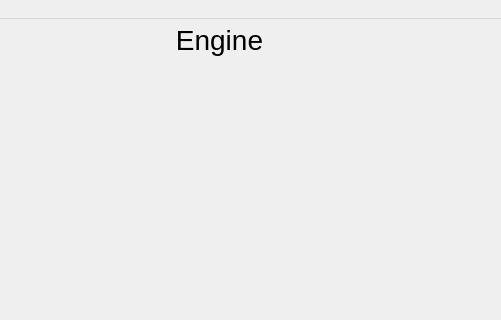
This is mainwindow.ui in zxczhai/OpenScan3D as Qt 5 draws it before an edit; both pictures show x 436 to 937 and y 0 to 320 of the 937 by 600 pixel window. The edited form follows.
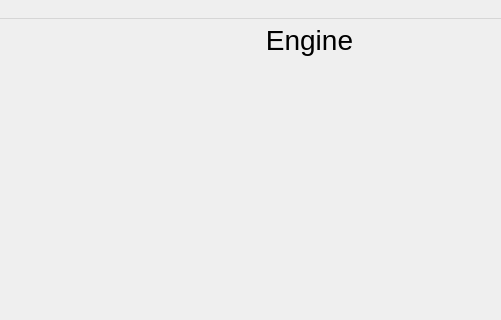
This is the edited form.

```diff
--- a/mainwindow.ui
+++ b/mainwindow.ui
@@ -40,7 +40,7 @@
    <widget class="QLabel" name="label_engine">
     <property name="geometry">
      <rect>
-      <x>530</x>
+      <x>620</x>
       <y>0</y>
       <width>251</width>
       <height>41</height>
```
